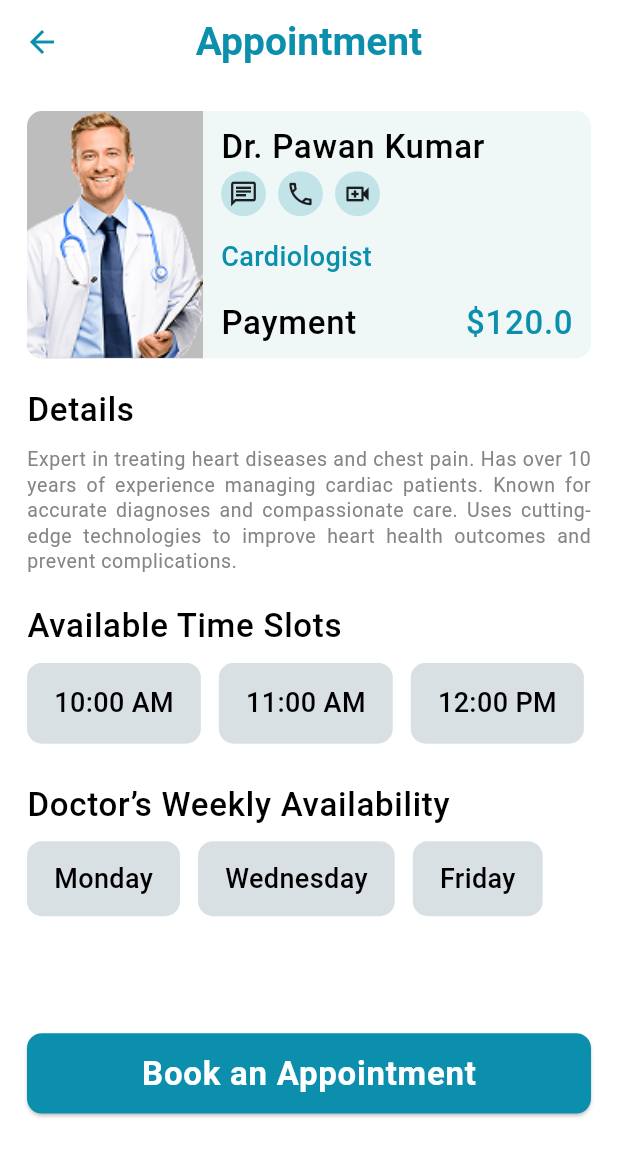
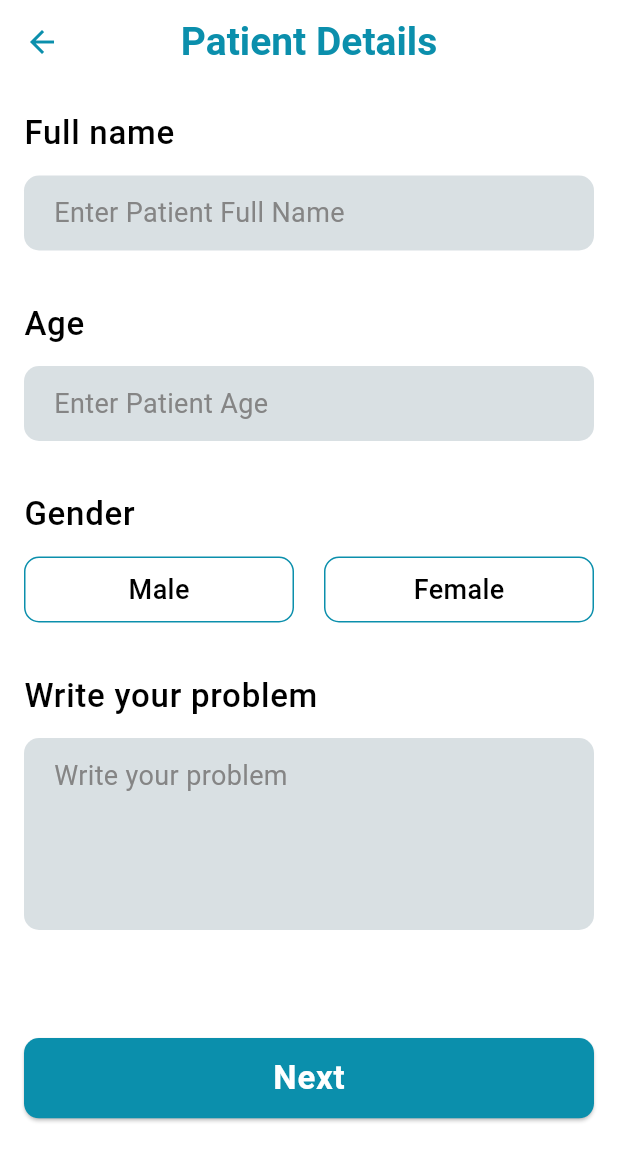
Before and after one commit to Shougotmollik/DocLink, a Flutter app: the DoctorDetailsScreen screen opened directly with sample values from the repository, after a tap on "Book an Appointment", on a phone screen of 412 x 824 dp. Shown: the top 1161 px of the screen. Run offline on Flutter 3.47's test engine with Material 3 defaults, Android fonts, the light colour scheme and no system bars; our stand-ins replace carousel_slider, flutter_svg, get, google_fonts.

Commit message:
- design doctor details screen - design patient details screen - pass data to one screen to another

```diff
--- a/lib/controllers/doctor_appointment_controller.dart
+++ b/lib/controllers/doctor_appointment_controller.dart
@@ -1,14 +1,58 @@
+import 'package:flutter/material.dart';
 import 'package:get/get.dart';
+import 'package:doclink/utils/ui_helper.dart';
+import 'package:doclink/views/appointment/model/patient_model.dart';
 
 class DoctorAppointmentController extends GetxController {
-  RxString selectedHour = ''.obs;
-  RxString selectedDay = ''.obs;
+  // Reactive selected values
+  final selectedHour = ''.obs;
+  final selectedDay = ''.obs;
+  final selectedGender = ''.obs;
 
-  void selectHour(String hour) {
-    selectedHour.value = hour;
+  // TextEditingControllers for patient form
+  final patientNameTEController = TextEditingController();
+  final patientAgeTEController = TextEditingController();
+  final patientProblemTEController = TextEditingController();
+
+  // Setters for selected values
+  void selectHour(String hour) => selectedHour.value = hour;
+
+  void selectDay(String day) => selectedDay.value = day;
+
+  void setGender(String gender) => selectedGender.value = gender;
+
+  // Gather patient info into model
+  PatientModel getPatientData() {
+    return PatientModel(
+      name: patientNameTEController.text,
+      age: patientAgeTEController.text,
+      gender: selectedGender.value,
+      problem: patientProblemTEController.text,
+    );
   }
 
-  void selectDay(String day) {
-    selectedDay.value = day;
+  // Validation before submit
+  bool patientOnPress() {
+    if (patientNameTEController.text.isEmpty ||
+        patientAgeTEController.text.isEmpty ||
+        selectedGender.value.isEmpty ||
+        patientProblemTEController.text.isEmpty) {
+      showSnackBar('Sorry!', 'Please fill all fields!');
+      return false;
+    }
+    if (selectedDay.value.isEmpty || selectedHour.value.isEmpty) {
+      showSnackBar('Sorry!', 'Please select a day and hour!');
+      return false;
+    }
+    return true;
+  }
+
+  @override
+  void onClose() {
+    // Dispose controllers to avoid leaks
+    patientNameTEController.dispose();
+    patientAgeTEController.dispose();
+    patientProblemTEController.dispose();
+    super.onClose();
   }
 }
--- a/lib/controllers/home_controller.dart
+++ b/lib/controllers/home_controller.dart
@@ -31,6 +31,7 @@ class HomeController extends GetxController {
         '01:00 PM',
         '02:00 PM',
       ],
+      experience: 7,
     ),
     DoctorModel(
       name: 'Dr. Ayesha Rahman',
@@ -42,6 +43,7 @@ class HomeController extends GetxController {
       fees: 100,
       workingDays: ['Tuesday', 'Thursday'],
       workingHours: ['09:00 AM', '10:00 AM', '11:00 AM', '12:00 PM'],
+      experience: 5,
     ),
     DoctorModel(
       name: 'Dr. Shuvo Chatterjee',
@@ -53,6 +55,7 @@ class HomeController extends GetxController {
       fees: 90,
       workingDays: ['Monday', 'Wednesday', 'Saturday'],
       workingHours: ['10:00 AM', '11:00 AM', '12:00 PM', '01:00 PM'],
+      experience: 3,
     ),
     DoctorModel(
       name: 'Dr. Nusrat Islam',
@@ -64,6 +67,7 @@ class HomeController extends GetxController {
       fees: 110,
       workingDays: ['Tuesday', 'Thursday'],
       workingHours: ['11:00 AM', '12:00 PM', '01:00 PM', '02:00 PM'],
+      experience: 7,
     ),
     DoctorModel(
       name: 'Dr. Rahat Hossain',
@@ -75,6 +79,7 @@ class HomeController extends GetxController {
       fees: 130,
       workingDays: ['Wednesday', 'Friday'],
       workingHours: ['10:00 AM', '11:00 AM', '12:00 PM', '01:00 PM'],
+      experience: 2,
     ),
     DoctorModel(
       name: 'Dr. Mehedi Hasan',
@@ -86,6 +91,7 @@ class HomeController extends GetxController {
       fees: 115,
       workingDays: ['Monday', 'Thursday'],
       workingHours: ['09:00 AM', '10:00 AM', '11:00 AM', '12:00 PM'],
+      experience: 6,
     ),
   ];
 
--- a/lib/routes/app_routes.dart
+++ b/lib/routes/app_routes.dart
@@ -1,6 +1,8 @@
 import 'package:doclink/controller_binder.dart';
 import 'package:doclink/routes/route_names.dart';
 import 'package:doclink/views/appointment/appointment_screen.dart';
+import 'package:doclink/views/appointment/booking_details_screen.dart';
+import 'package:doclink/views/appointment/patient_details_screen.dart';
 import 'package:doclink/views/auth/sign_in_screen.dart';
 import 'package:doclink/views/auth/sign_up_screen.dart';
 import 'package:doclink/views/auth/splash_screen.dart';
@@ -48,5 +50,17 @@ class AppRoutes {
       transition: Transition.rightToLeft,
       binding: ControllerBinder(),
     ),
+    GetPage(
+      name: RouteNames.patientDetailScreen,
+      page: () => const PatientDetailsScreen(),
+      transition: Transition.rightToLeft,
+      binding: ControllerBinder(),
+    ),
+    GetPage(
+      name: RouteNames.bookingDetailScreen,
+      page: () => const BookingDetailsScreen(),
+      transition: Transition.rightToLeft,
+      binding: ControllerBinder(),
+    ),
   ];
 }
--- a/lib/routes/route_names.dart
+++ b/lib/routes/route_names.dart
@@ -7,4 +7,6 @@ class RouteNames {
   static String doctorListScreen = '/doctorListScreen';
   static String appointmentScreen = '/appointmentScreen';
   static String doctorDetailScreen = '/doctorDetailScreen';
+  static String patientDetailScreen = '/patientDetailScreen';
+  static String bookingDetailScreen = '/bookingDetailsScreen';
 }
--- a/lib/utils/ui_helper.dart
+++ b/lib/utils/ui_helper.dart
@@ -1,3 +1,4 @@
+import 'package:doclink/theme/app_colors.dart';
 import 'package:doclink/widgets/confirm_dialog_widget.dart';
 import 'package:flutter/material.dart';
 import 'package:flutter_svg/flutter_svg.dart';
@@ -36,3 +37,17 @@ void showConfirmDialog({
 }) {
   Get.dialog(ConfirmDialog(title: title, text: text, onTap: onTap));
 }
+
+//* snack bar
+void showSnackBar(String title, String message) {
+  Get.snackbar(
+    title,
+    message,
+    snackPosition: SnackPosition.BOTTOM,
+    colorText: AppColors.onError,
+    backgroundColor: AppColors.error,
+    padding: const EdgeInsets.symmetric(vertical: 5, horizontal: 10),
+    snackStyle: SnackStyle.GROUNDED,
+    margin: const EdgeInsets.all(0.0),
+  );
+}
--- /dev/null
+++ b/lib/views/appointment/model/patient_model.dart
@@ -0,0 +1,13 @@
+class PatientModel {
+  final String name;
+  final String age;
+  final String gender;
+  final String problem;
+
+  PatientModel({
+    required this.name,
+    required this.age,
+    required this.gender,
+    required this.problem,
+  });
+}
--- /dev/null
+++ b/lib/views/appointment/patient_details_screen.dart
@@ -0,0 +1,112 @@
+import 'package:doclink/controllers/doctor_appointment_controller.dart';
+import 'package:doclink/routes/route_names.dart';
+import 'package:doclink/theme/app_colors.dart';
+import 'package:doclink/views/appointment/widgets/custom_text_form_field.dart';
+import 'package:doclink/views/home/model/doctor_model.dart';
+import 'package:doclink/widgets/custom_app_bar.dart';
+import 'package:doclink/widgets/custom_elevated_button.dart';
+import 'package:flutter/material.dart';
+import 'package:get/get.dart';
+
+class PatientDetailsScreen extends StatelessWidget {
+  const PatientDetailsScreen({super.key});
+
+  @override
+  Widget build(BuildContext context) {
+    final args = Get.arguments as Map<String, dynamic>;
+    final doctor = args['doctor'] as DoctorModel;
+    final selectedDay = args['selectedDay'] as String;
+    final selectedHour = args['selectedHour'] as String;
+    final controller = Get.find<DoctorAppointmentController>();
+    final textTheme = Theme.of(context).textTheme;
+    return Scaffold(
+      appBar: const CustomAppBar(titleText: 'Patient Details'),
+      body: Padding(
+        padding: const EdgeInsets.all(16.0),
+        child: SingleChildScrollView(
+          child: Column(
+            spacing: 12,
+            crossAxisAlignment: CrossAxisAlignment.start,
+            children: [
+              Text('Full name', style: textTheme.bodyLarge),
+              CustomTextFormField(
+                hintText: 'Enter Patient Full Name',
+                controller: controller.patientNameTEController,
+              ),
+              const SizedBox(height: 8),
+              Text('Age', style: textTheme.bodyLarge),
+              CustomTextFormField(
+                hintText: 'Enter Patient Age',
+                controller: controller.patientAgeTEController,
+              ),
+              const SizedBox(height: 8),
+              Text('Gender', style: textTheme.bodyLarge),
+              Obx(
+                () => Row(
+                  children: [
+                    _genderButton(controller, 'Male'),
+                    const SizedBox(width: 20),
+                    _genderButton(controller, 'Female'),
+                  ],
+                ),
+              ),
+              const SizedBox(height: 8),
+              Text('Write your problem', style: textTheme.bodyLarge),
+              CustomTextFormField(
+                hintText: 'Write your problem',
+                maxLines: 4,
+                controller: controller.patientProblemTEController,
+              ),
+              const SizedBox(height: 48),
+              CustomElevatedButton(
+                btnText: 'Next',
+                onTap: () {
+                  if (controller.patientOnPress()) {
+                    final patient = controller.getPatientData();
+                    Get.toNamed(
+                      RouteNames.bookingDetailScreen,
+                      arguments: {
+                        'doctor': doctor,
+                        'patient': patient,
+                        'selectedDay': selectedDay,
+                        'selectedHour': selectedHour,
+                      },
+                    );
+                  }
+                },
+              ),
+            ],
+          ),
+        ),
+      ),
+    );
+  }
+
+  static Widget _genderButton(
+    DoctorAppointmentController controller,
+    String gender,
+  ) {
+    final isSelected = controller.selectedGender.value == gender;
+    return Expanded(
+      child: GestureDetector(
+        onTap: () => controller.setGender(gender),
+        child: Container(
+          padding: const EdgeInsets.symmetric(horizontal: 12, vertical: 8),
+          decoration: BoxDecoration(
+            color: isSelected ? AppColors.primary : AppColors.surface,
+            borderRadius: BorderRadius.circular(10),
+            border: Border.all(color: AppColors.primary),
+          ),
+          alignment: Alignment.center,
+          child: Text(
+            gender,
+            style: TextStyle(
+              color: isSelected ? Colors.white : Colors.black,
+              fontWeight: FontWeight.w500,
+            ),
+          ),
+        ),
+      ),
+    );
+  }
+}
--- /dev/null
+++ b/lib/views/appointment/widgets/custom_text_form_field.dart
@@ -0,0 +1,44 @@
+import 'package:doclink/theme/app_colors.dart';
+import 'package:flutter/material.dart';
+
+class CustomTextFormField extends StatelessWidget {
+  final String hintText;
+  final int maxLines;
+  final TextEditingController controller;
+
+  const CustomTextFormField({
+    super.key,
+    required this.hintText,
+    required this.controller,
+    this.maxLines = 1,
+  });
+
+  @override
+  Widget build(BuildContext context) {
+    final textTheme = Theme.of(context).textTheme;
+    return Container(
+      decoration: BoxDecoration(
+        color: AppColors.grey.withAlpha(122),
+        borderRadius: BorderRadius.circular(10),
+      ),
+      child: TextFormField(
+        controller: controller,
+        style: textTheme.bodyMedium?.copyWith(
+          fontWeight: FontWeight.w500,
+          color: AppColors.black.withAlpha(144),
+        ),
+        maxLines: maxLines,
+        decoration: InputDecoration(
+          hintText: hintText,
+          hintStyle: textTheme.bodyMedium,
+          contentPadding: const EdgeInsets.symmetric(
+            horizontal: 16,
+            vertical: 12,
+          ),
+          border: const OutlineInputBorder(borderSide: BorderSide.none),
+          focusedBorder: const OutlineInputBorder(borderSide: BorderSide.none),
+        ),
+      ),
+    );
+  }
+}
--- a/lib/views/home/doctor_details_list.dart
+++ b/lib/views/home/doctor_details_list.dart
@@ -1,3 +1,5 @@
+import 'package:doclink/controllers/doctor_appointment_controller.dart';
+import 'package:doclink/routes/route_names.dart';
 import 'package:doclink/views/home/model/doctor_model.dart';
 import 'package:doclink/views/home/widgets/appointment_days_widgets.dart';
 import 'package:doclink/views/home/widgets/doctor_details_feature_widget.dart';
@@ -13,6 +15,8 @@ class DoctorDetailsScreen extends StatelessWidget {
   @override
   Widget build(BuildContext context) {
     final doctor = Get.arguments as DoctorModel;
+    final DoctorAppointmentController controller =
+        Get.find<DoctorAppointmentController>();
 
     final textTheme = Theme.of(context).textTheme;
     return Scaffold(
@@ -39,11 +43,20 @@ class DoctorDetailsScreen extends StatelessWidget {
               const SizedBox(height: 24),
               Text('Doctor’s Weekly Availability', style: textTheme.bodyLarge),
               const SizedBox(height: 8),
-              AppointmentDaysWidget(doctor: doctor),
+              AppointmentDayWidget(workingDays: doctor.workingDays),
               const SizedBox(height: 78),
               CustomElevatedButton(
                 btnText: 'Book an Appointment',
-                onTap: () {},
+                onTap: () {
+                  Get.toNamed(
+                    RouteNames.patientDetailScreen,
+                    arguments: {
+                      'doctor': doctor,
+                      'selectedDay': controller.selectedDay.value,
+                      'selectedHour': controller.selectedHour.value,
+                    },
+                  );
+                },
               ),
             ],
           ),
--- a/lib/views/home/model/doctor_model.dart
+++ b/lib/views/home/model/doctor_model.dart
@@ -5,6 +5,7 @@ class DoctorModel {
   final String imagePath;
   final double rating;
   final double fees;
+  final double experience;
   final List<String> workingHours;
   final List<String> workingDays;
 
@@ -15,6 +16,7 @@ class DoctorModel {
     required this.imagePath,
     required this.rating,
     required this.fees,
+    required this.experience,
     required this.workingHours,
     required this.workingDays,
   });
--- a/lib/views/home/widgets/appointment_days_widgets.dart
+++ b/lib/views/home/widgets/appointment_days_widgets.dart
@@ -1,44 +1,36 @@
-import 'package:doclink/controllers/doctor_appointment_controller.dart';
-import 'package:doclink/theme/app_colors.dart';
-import 'package:doclink/views/home/model/doctor_model.dart';
 import 'package:flutter/material.dart';
 import 'package:get/get.dart';
+import 'package:doclink/theme/app_colors.dart';
+import 'package:doclink/controllers/doctor_appointment_controller.dart';
 
-class AppointmentDaysWidget extends StatelessWidget {
-  const AppointmentDaysWidget({
+class AppointmentDayWidget extends StatelessWidget {
+  final List<String> workingDays;
+  final void Function(String selectedDay)? onDaySelected;
+
+  const AppointmentDayWidget({
     super.key,
-    required this.doctor,
+    required this.workingDays,
     this.onDaySelected,
   });
 
-  final DoctorModel doctor;
-  final void Function(String selectedDay)? onDaySelected;
-
   @override
   Widget build(BuildContext context) {
+    final controller = Get.find<DoctorAppointmentController>();
     final textTheme = Theme.of(context).textTheme;
-    final DoctorAppointmentController appointmentController =
-        Get.find<DoctorAppointmentController>();
 
-    return Obx(
-      () => SingleChildScrollView(
-        scrollDirection: Axis.horizontal,
-        child: Row(
-          children: doctor.workingDays.map((day) {
-            final isSelected = appointmentController.selectedDay.value == day;
+    return Obx(() {
+      return Row(
+        children: workingDays.map((day) {
+          final isSelected = controller.selectedDay.value == day;
+
           return GestureDetector(
             onTap: () {
-                appointmentController.selectDay(day);
-                if (onDaySelected != null) {
-                  onDaySelected!(day);
-                }
+              controller.selectDay(day);
+              if (onDaySelected != null) onDaySelected!(day);
             },
             child: Container(
               margin: const EdgeInsets.only(right: 12),
-                padding: const EdgeInsets.symmetric(
-                  horizontal: 18,
-                  vertical: 12,
-                ),
+              padding: const EdgeInsets.symmetric(horizontal: 18, vertical: 14),
               decoration: BoxDecoration(
                 color: isSelected
                     ? AppColors.primary
@@ -55,8 +47,7 @@ class AppointmentDaysWidget extends StatelessWidget {
             ),
           );
         }).toList(),
-        ),
-      ),
       );
+    });
   }
 }
--- a/lib/views/home/widgets/appointment_hour_widget.dart
+++ b/lib/views/home/widgets/appointment_hour_widget.dart
@@ -1,37 +1,35 @@
-import 'package:doclink/controllers/doctor_appointment_controller.dart';
-import 'package:doclink/theme/app_colors.dart';
-import 'package:doclink/views/home/model/doctor_model.dart';
 import 'package:flutter/material.dart';
 import 'package:get/get.dart';
+import 'package:doclink/theme/app_colors.dart';
+import 'package:doclink/controllers/doctor_appointment_controller.dart';
+import 'package:doclink/views/home/model/doctor_model.dart';
 
 class AppointmentHourWidget extends StatelessWidget {
+  final DoctorModel doctor;
+  final void Function(String selectedHour)? onHourSelected;
+
   const AppointmentHourWidget({
     super.key,
     required this.doctor,
     this.onHourSelected,
   });
 
-  final DoctorModel doctor;
-  final void Function(String selectedHour)? onHourSelected;
-
   @override
   Widget build(BuildContext context) {
+    final controller = Get.find<DoctorAppointmentController>();
     final textTheme = Theme.of(context).textTheme;
-    final DoctorAppointmentController appointmentController =
-        Get.find<DoctorAppointmentController>();
-    return Obx(
-      () => SingleChildScrollView(
+
+    return Obx(() {
+      return SingleChildScrollView(
         scrollDirection: Axis.horizontal,
         child: Row(
           children: doctor.workingHours.map((hour) {
-            final isSelected = appointmentController.selectedHour.value == hour;
+            final isSelected = controller.selectedHour.value == hour;
 
             return GestureDetector(
               onTap: () {
-                appointmentController.selectHour(hour);
-                if (onHourSelected != null) {
-                  onHourSelected!(hour);
-                }
+                controller.selectHour(hour);
+                if (onHourSelected != null) onHourSelected!(hour);
               },
               child: Container(
                 margin: const EdgeInsets.only(right: 12),
@@ -56,7 +54,7 @@ class AppointmentHourWidget extends StatelessWidget {
             );
           }).toList(),
         ),
-      ),
-    );
+      );
+    });
   }
 }
--- a/lib/views/home/widgets/categories_card.dart
+++ b/lib/views/home/widgets/categories_card.dart
@@ -1,15 +1,17 @@
-import 'package:doclink/theme/app_colors.dart';
 import 'package:doclink/views/home/model/category_model.dart';
 import 'package:flutter/material.dart';
+import 'package:doclink/theme/app_colors.dart';
 
 class CategoriesCard extends StatelessWidget {
   final CategoryModel categories;
+
   const CategoriesCard({super.key, required this.categories});
 
   @override
   Widget build(BuildContext context) {
     final textTheme = Theme.of(context).textTheme;
     final size = MediaQuery.of(context).size;
+
     return Container(
       height: size.height * 0.08,
       width: size.width * 0.3,
@@ -18,11 +20,11 @@ class CategoriesCard extends StatelessWidget {
         borderRadius: BorderRadius.circular(10),
       ),
       child: Center(
-        child: Flexible(
         child: Text(
           categories.title,
           maxLines: 1,
           overflow: TextOverflow.ellipsis,
+          textAlign: TextAlign.center,
           style: textTheme.bodyMedium?.copyWith(
             color: AppColors.onPrimary,
             fontSize: 16,
@@ -30,7 +32,6 @@ class CategoriesCard extends StatelessWidget {
           ),
         ),
       ),
-      ),
     );
   }
 }
--- a/lib/views/home/widgets/doctor_details_feature_widget.dart
+++ b/lib/views/home/widgets/doctor_details_feature_widget.dart
@@ -71,6 +71,9 @@ class DoctorDetailsFeatureCard extends StatelessWidget {
                     ),
                   ],
                 ),
+                Row(
+                  mainAxisAlignment: MainAxisAlignment.spaceBetween,
+                  children: [
                     Text(
                       doctor.specialization,
                       style: textTheme.bodyMedium?.copyWith(
@@ -78,6 +81,16 @@ class DoctorDetailsFeatureCard extends StatelessWidget {
                         fontWeight: FontWeight.w500,
                         fontSize: 18,
                       ),
+                    ),
+                    Text(
+                      '${doctor.experience} yr exp',
+                      style: textTheme.bodyMedium?.copyWith(
+                        color: Theme.of(context).primaryColor,
+                        fontWeight: FontWeight.w500,
+                        fontSize: 14,
+                      ),
+                    ),
+                  ],
                 ),
                 Row(
                   mainAxisAlignment: MainAxisAlignment.spaceBetween,
```
Lines whose indentation alone changed are shown as unchanged.
